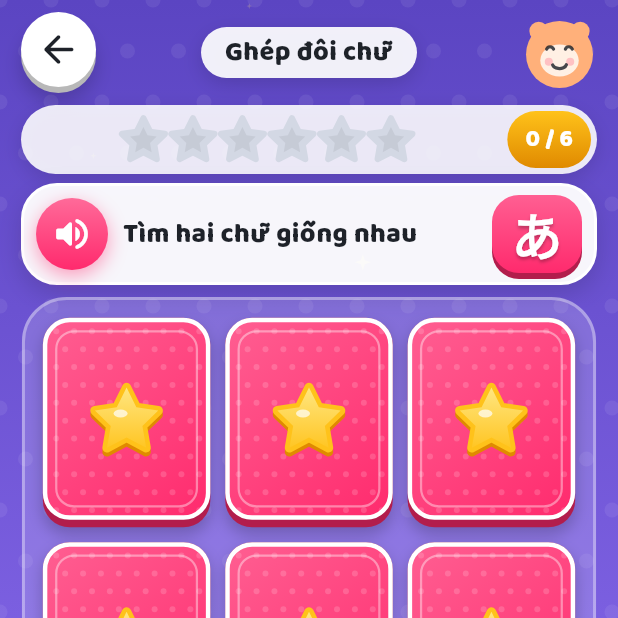
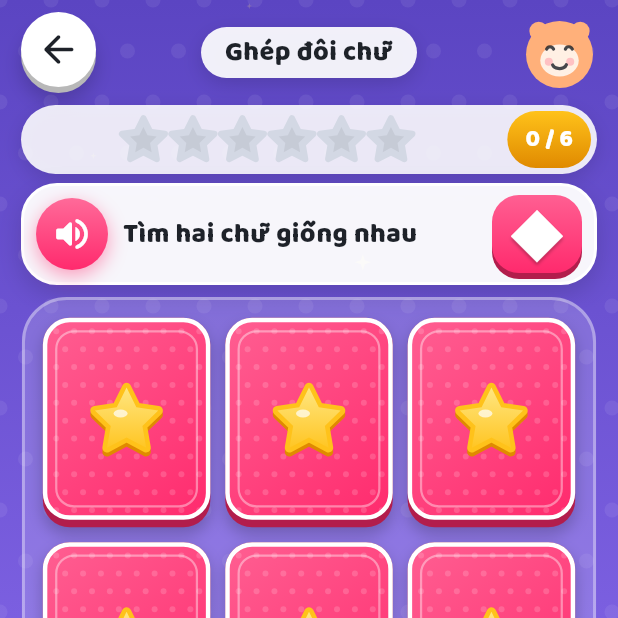
Before and after one commit to tienviet18-maker/vimai_kids, a Flutter app: the MatchKanaGame screen opened by its route, on a phone screen of 412 x 824 dp, the top half of it. Run offline on Flutter 3.47's test engine with Material 3 defaults, Android fonts, the phone set to English and light mode, and no system bars; our stand-ins replace audioplayers, flutter_riverpod, flutter_svg, go_router, google_fonts, hive_flutter; accounts and stored records are empty.

Commit message:
games: neutral match banner glyph; win line waits for the last praise
Co-Authored-By: Claude Opus 5.5 (1M context) <noreply@anthropic.com>
Claude-Session: https://claude.ai/code/session_01XNREKZtFmKnQsEb9Z9rniE

```diff
--- a/lib/features/games/presentation/match_kana_game.dart
+++ b/lib/features/games/presentation/match_kana_game.dart
@@ -129,7 +129,7 @@ class _MatchKanaGameState extends ConsumerState<MatchKanaGame> {
       complete: GameCompletePanel(score: _matches, wrong: (_wrong - _pairs).clamp(0, 99), total: _pairs, onRetry: () => setState(_deal)),
       instruction: GameTargetBanner(
         label: 'Tìm hai chữ giống nhau',
-        glyph: 'あ',
+        glyph: '◆',
         color: AppTheme.hiraganaColor,
         onTap: _sayHowTo,
       ),
--- a/lib/features/games/presentation/widgets/game_play_scaffold.dart
+++ b/lib/features/games/presentation/widgets/game_play_scaffold.dart
@@ -652,7 +652,7 @@ class GameCompletePanel extends StatelessWidget {
     return SpeakOnOpen(
       lines: const [KidGuide.gameWin],
       effect: Sfx.win,
-      delay: const Duration(milliseconds: 1500),
+      delay: const Duration(milliseconds: 3200),
       child: _WinPanel(
         stars: starsFor(score, wrong),
         score: score,
```
